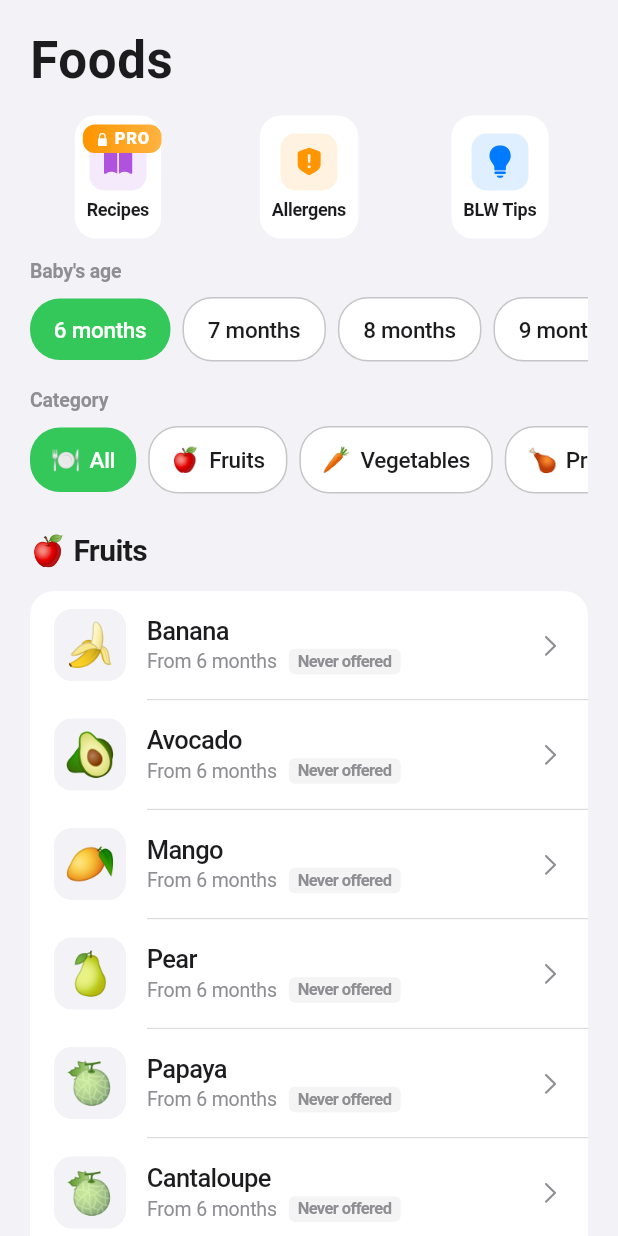
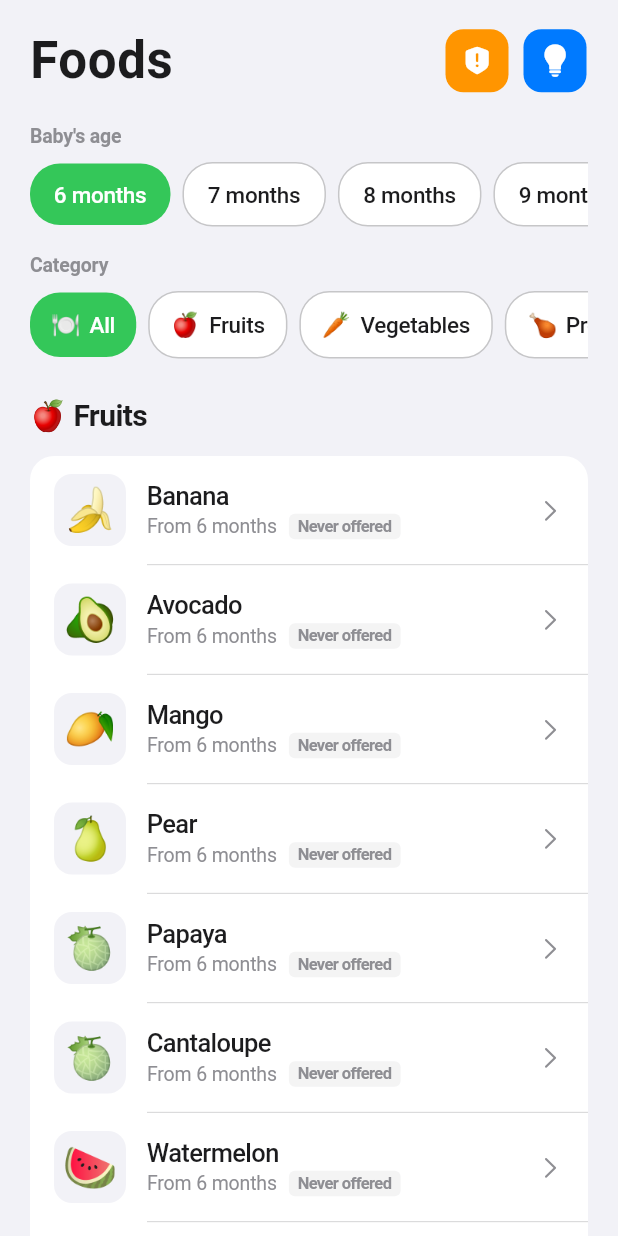
Before and after one commit to JoaoFloresDev/blw, a Flutter app: the FoodsScreen screen opened directly, on a phone screen of 412 x 824 dp. Run offline on Flutter 3.47's test engine with Material 3 defaults, Android fonts, the phone set to English and light mode, and no system bars; our stand-ins replace firebase_analytics, firebase_core, image_picker, in_app_purchase, in_app_review, pdf and 2 more; accounts and stored records are empty.

Commit message:
feat: diary-first navigation + header quick actions
- Food Diary becomes the landing tab; add via FAB and empty-state CTA
- Recipes button (icon + label, PRO lock) replaces + in diary header
- Foods header: Allergens and Tips as aligned icon buttons
- Remove quick-access card row

Co-Authored-By: Claude Fable 5 <noreply@anthropic.com>

```diff
--- a/blw/lib/main.dart
+++ b/blw/lib/main.dart
@@ -349,8 +349,8 @@ class _MainTabScreenState extends State<MainTabScreen> {
       body: IndexedStack(
         index: _selectedIndex,
         children: const [
+          FoodLogScreen(),
           FoodsScreen(),
-          FoodLogScreen(),
           GalleryScreen(),
         ],
       ),
@@ -371,8 +371,8 @@ class _MainTabScreenState extends State<MainTabScreen> {
             child: Row(
               mainAxisAlignment: MainAxisAlignment.spaceAround,
               children: [
-                _buildNavItem(0, CupertinoIcons.square_grid_2x2_fill, CupertinoIcons.square_grid_2x2, l10n.foods),
-                _buildNavItem(1, CupertinoIcons.doc_text_fill, CupertinoIcons.doc_text, l10n.foodDiary),
+                _buildNavItem(0, CupertinoIcons.doc_text_fill, CupertinoIcons.doc_text, l10n.foodDiary),
+                _buildNavItem(1, CupertinoIcons.square_grid_2x2_fill, CupertinoIcons.square_grid_2x2, l10n.foods),
                 _buildNavItem(2, CupertinoIcons.photo_fill, CupertinoIcons.photo, l10n.gallery),
               ],
             ),
--- a/blw/lib/screens/foods_screen.dart
+++ b/blw/lib/screens/foods_screen.dart
@@ -7,10 +7,7 @@ import '../main.dart';
 import '../models/food.dart';
 import '../data/foods_data.dart';
 import '../providers/food_log_provider.dart';
-import '../providers/premium_provider.dart';
-import '../widgets/paywall_view.dart';
 import 'food_detail_screen.dart';
-import 'recipes_screen.dart';
 import 'allergens_screen.dart';
 import 'tips_screen.dart';
 
@@ -24,62 +21,6 @@ class FoodsScreen extends StatefulWidget {
 class _FoodsScreenState extends State<FoodsScreen> {
   AgeGroup _selectedAge = AgeGroup.sixMonths;
   FoodCategory? _selectedCategory;
-
-  Widget _buildQuickAccessCard({
-    required IconData icon,
-    required Color color,
-    required String label,
-    required VoidCallback onTap,
-    bool showPro = false,
-  }) {
-    return CupertinoButton(
-      padding: EdgeInsets.zero,
-      onPressed: onTap,
-      child: Container(
-        padding: const EdgeInsets.symmetric(vertical: 12, horizontal: 8),
-        decoration: BoxDecoration(
-          color: Colors.white,
-          borderRadius: BorderRadius.circular(14),
-        ),
-        child: Column(
-          mainAxisSize: MainAxisSize.min,
-          children: [
-            Stack(
-              clipBehavior: Clip.none,
-              children: [
-                Container(
-                  padding: const EdgeInsets.all(8),
-                  decoration: BoxDecoration(
-                    color: color.withValues(alpha: 0.12),
-                    borderRadius: BorderRadius.circular(10),
-                  ),
-                  child: Icon(icon, color: color, size: 22),
-                ),
-                if (showPro)
-                  const Positioned(
-                    top: -6,
-                    right: -10,
-                    child: ProBadge(),
-                  ),
-              ],
-            ),
-            const SizedBox(height: 6),
-            Text(
-              label,
-              maxLines: 1,
-              overflow: TextOverflow.ellipsis,
-              style: const TextStyle(
-                fontSize: 12,
-                fontWeight: FontWeight.w600,
-                color: AppColors.textPrimary,
-                letterSpacing: -0.2,
-              ),
-            ),
-          ],
-        ),
-      ),
-    );
-  }
 
   String _getCategoryName(BuildContext context, FoodCategory category) {
     final l10n = AppLocalizations.of(context);
@@ -129,7 +70,10 @@ class _FoodsScreenState extends State<FoodsScreen> {
               bottom: false,
               child: Padding(
                 padding: const EdgeInsets.fromLTRB(20, 16, 20, 8),
-                child: Text(
+                child: Row(
+                  mainAxisAlignment: MainAxisAlignment.spaceBetween,
+                  children: [
+                    Text(
                       l10n.foods,
                       style: const TextStyle(
                         fontSize: 34,
@@ -138,43 +82,11 @@ class _FoodsScreenState extends State<FoodsScreen> {
                         color: AppColors.textPrimary,
                       ),
                     ),
-              ),
-            ),
-          ),
-
-          // Quick access: Recipes (PRO) / Allergens / Tips
-          SliverToBoxAdapter(
-            child: Padding(
-              padding: const EdgeInsets.fromLTRB(20, 4, 20, 4),
-              child: Row(
+                    Row(
                       children: [
-                  Expanded(
-                    child: _buildQuickAccessCard(
-                      icon: CupertinoIcons.book_fill,
-                      color: const Color(0xFFAF52DE),
-                      label: l10n.recipes,
-                      showPro: !context.watch<PremiumProvider>().isPremium,
-                      onTap: () => PremiumGate.guard(
-                        context,
-                        source: 'recipes',
-                        onUnlocked: () {
-                          AnalyticsService.recipesOpened();
-                          Navigator.push(
-                            context,
-                            CupertinoPageRoute(
-                                builder: (_) => const RecipesScreen()),
-                          );
-                        },
-                      ),
-                    ),
-                  ),
-                  const SizedBox(width: 10),
-                  Expanded(
-                    child: _buildQuickAccessCard(
-                      icon: CupertinoIcons.exclamationmark_shield_fill,
-                      color: AppColors.secondary,
-                      label: l10n.allergens,
-                      onTap: () {
+                        CupertinoButton(
+                          padding: EdgeInsets.zero,
+                          onPressed: () {
                             AnalyticsService.allergensOpened();
                             Navigator.push(
                               context,
@@ -182,24 +94,48 @@ class _FoodsScreenState extends State<FoodsScreen> {
                                   builder: (_) => const AllergensScreen()),
                             );
                           },
+                          child: Container(
+                            padding: const EdgeInsets.all(10),
+                            decoration: BoxDecoration(
+                              color: AppColors.secondary,
+                              borderRadius: BorderRadius.circular(12),
+                            ),
+                            child: const Icon(
+                              CupertinoIcons.exclamationmark_shield_fill,
+                              color: Colors.white,
+                              size: 22,
                             ),
                           ),
-                  const SizedBox(width: 10),
-                  Expanded(
-                    child: _buildQuickAccessCard(
-                      icon: CupertinoIcons.lightbulb_fill,
+                        ),
+                        const SizedBox(width: 8),
+                        CupertinoButton(
+                          padding: EdgeInsets.zero,
+                          onPressed: () => Navigator.push(
+                            context,
+                            CupertinoPageRoute(
+                                builder: (_) => const TipsScreen()),
+                          ),
+                          child: Container(
+                            padding: const EdgeInsets.all(10),
+                            decoration: BoxDecoration(
                               color: const Color(0xFF007AFF),
-                      label: l10n.blwTips,
-                      onTap: () => Navigator.push(
-                        context,
-                        CupertinoPageRoute(builder: (_) => const TipsScreen()),
+                              borderRadius: BorderRadius.circular(12),
+                            ),
+                            child: const Icon(
+                              CupertinoIcons.lightbulb_fill,
+                              color: Colors.white,
+                              size: 22,
                             ),
                           ),
                         ),
                       ],
                     ),
+                  ],
                 ),
               ),
+            ),
+          ),
+
 
           // Age filter
           SliverToBoxAdapter(
```
Also changed, not shown: blw/lib/screens/food_log_screen.dart (+72 -13 lines). Lines whose indentation alone changed are shown as unchanged.
